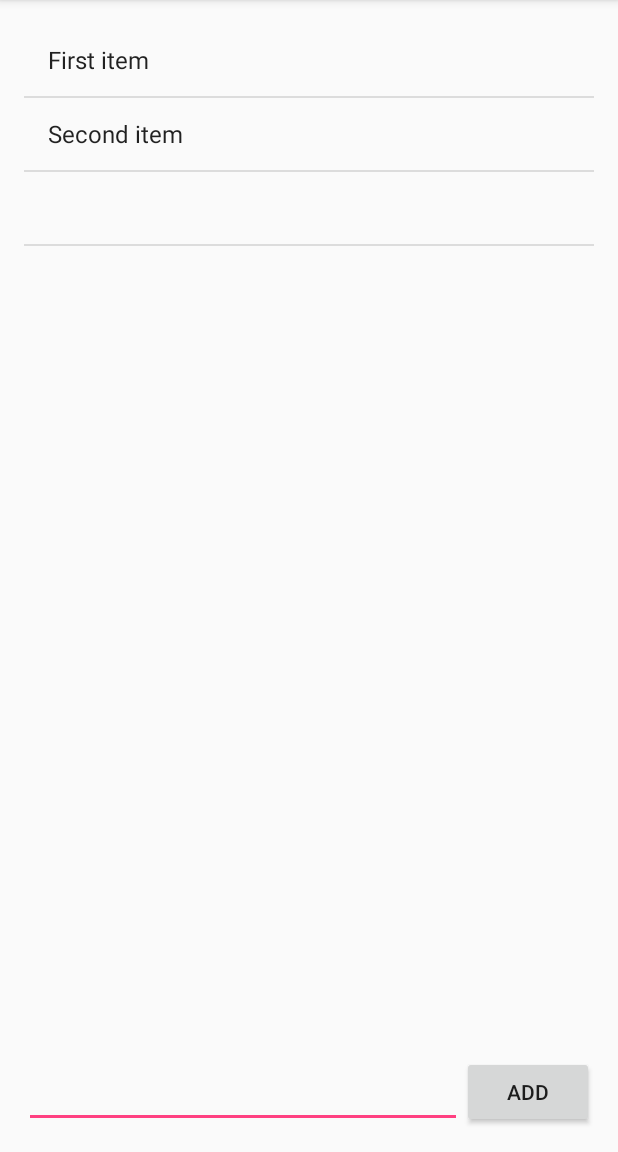
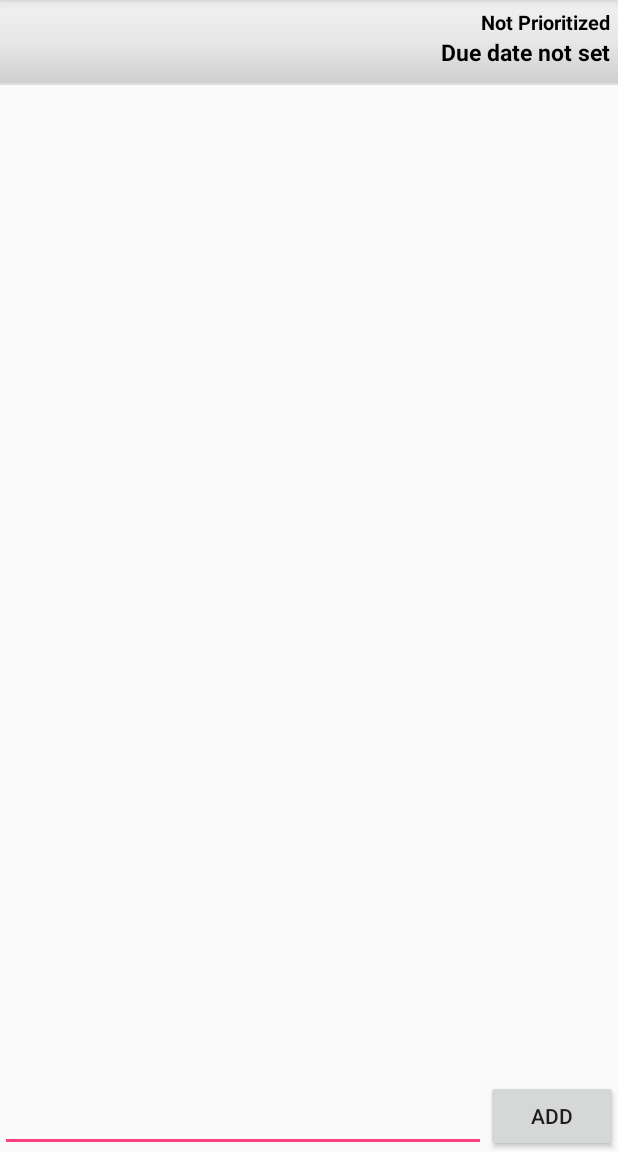
Before and after one commit to nirajpatel2402/Android-Bootcamp-ToDoApp, an Android app: the screen it shows after launch (MainActivity), after a tap on "ADD", on a phone screen of 412 x 824 dp, the part 84-1236 px from its top. Run offline under Robolectric (Android 15) with nearby library versions, the phone set to English and light mode, and no system bars; 1 statement that could not run was skipped.

```diff
--- a/app/build.gradle
+++ b/app/build.gradle
@@ -17,10 +17,14 @@ android {
             proguardFiles getDefaultProguardFile('proguard-android.txt'), 'proguard-rules.pro'
         }
     }
+    compileOptions {
+        sourceCompatibility JavaVersion.VERSION_1_7
+        targetCompatibility JavaVersion.VERSION_1_7
+    }
 }
 
 dependencies {
-    compile fileTree(dir: 'libs', include: ['*.jar'])
+    compile fileTree(include: ['*.jar'], dir: 'libs')
     testCompile 'junit:junit:4.12'
     compile 'com.android.support:appcompat-v7:23.4.0'
     compile 'commons-io:commons-io:2.4'
--- /dev/null
+++ b/app/src/main/java/com/npatel/simpletodoapp/DbHelper.java
@@ -0,0 +1,89 @@
+package com.npatel.simpletodoapp;
+
+import android.content.ContentValues;
+import android.content.Context;
+import android.database.Cursor;
+import android.database.sqlite.SQLiteDatabase;
+import android.database.sqlite.SQLiteOpenHelper;
+
+/**
+ * Created by Niraj on 6/23/2016.
+ */
+public class DbHelper extends SQLiteOpenHelper{
+
+    public static final String DATABASE_NAME = "myTodoDb";
+    public static final int DATABASE_VERSION = 1;
+    public static final String TABLE_TODOS = "toDo";
+    public static final String TODO_ID = "id";
+    public static final String TODO_DUE_DATE = "due_date";
+    public static final String TODO_PRIORITY = "priority";
+    public static final String TODO_NAME = "name";
+
+    public DbHelper(Context context)
+    {
+        super(context, DATABASE_NAME , null, 1);
+    }
+
+    public DbHelper(Context context, String name, SQLiteDatabase.CursorFactory factory, int version) {
+        super(context, name, factory, version);
+    }
+
+    @Override
+    public void onCreate(SQLiteDatabase sqLiteDatabase) {
+        String CREATE_TODOS_TABLE = "CREATE TABLE "+ TABLE_TODOS + "("+TODO_ID+ " INTEGER PRIMARY KEY,"+TODO_NAME+ " TEXT, "+TODO_DUE_DATE+" TEXT, "+TODO_PRIORITY+" TEXT"+")";
+        System.out.println(CREATE_TODOS_TABLE);
+        sqLiteDatabase.execSQL(CREATE_TODOS_TABLE);
+    }
+
+    @Override
+    public void onUpgrade(SQLiteDatabase sqLiteDatabase, int oldVersion, int newVersion) {
+        if (oldVersion != newVersion) {
+            sqLiteDatabase.execSQL("DROP TABLE IF EXISTS " + TABLE_TODOS);
+            onCreate(sqLiteDatabase);
+        }
+    }
+
+    public Cursor readData() {
+        String TODOS_SELECT_QUERY = "SELECT * FROM "+ TABLE_TODOS + " ORDER BY "+TODO_PRIORITY + " ASC";
+        SQLiteDatabase myData = this.getReadableDatabase();
+        Cursor res = myData.rawQuery(TODOS_SELECT_QUERY, null);
+        return res;
+    }
+
+    public boolean writeData(String toDo, String dueDate, String priority) {
+        SQLiteDatabase db = getWritableDatabase();
+        ContentValues cv = new ContentValues();
+        cv.put(TODO_NAME, toDo);
+        cv.put(TODO_DUE_DATE, dueDate);
+        cv.put(TODO_PRIORITY, priority);
+        db.insert(TABLE_TODOS, null, cv);
+        return true;
+    }
+
+    public boolean deleteData(int id) {
+        SQLiteDatabase db = getWritableDatabase();
+        try {
+            db.delete(TABLE_TODOS, "id = ?", new String[] {String.valueOf(id)});
+        } catch (Exception e) {
+            e.printStackTrace();
+            return false;
+        }
+        return true;
+    }
+
+    public boolean updateRecord(int position, String name, String dueDate, String priority) {
+        SQLiteDatabase db = this.getWritableDatabase();
+        ContentValues contentValues = new ContentValues();
+        contentValues.put(DbHelper.TODO_NAME, name);
+        contentValues.put(DbHelper.TODO_DUE_DATE, dueDate);
+        contentValues.put(DbHelper.TODO_PRIORITY, priority);
+
+        try{
+            db.update(TABLE_TODOS, contentValues, "id = ? ", new String[] { Integer.toString(position) } );
+        }catch (Exception e){
+            e.printStackTrace();
+            return false;
+        }
+        return true;
+    }
+}
--- a/app/src/main/java/com/npatel/simpletodoapp/MainActivity.java
+++ b/app/src/main/java/com/npatel/simpletodoapp/MainActivity.java
@@ -1,6 +1,7 @@
 package com.npatel.simpletodoapp;
 
 import android.content.Context;
+import android.database.Cursor;
 import android.support.v7.app.AppCompatActivity;
 import android.os.Bundle;
 
@@ -9,21 +10,20 @@ import android.view.View;
 import android.view.WindowManager;
 import android.view.inputmethod.InputMethodManager;
 import android.widget.AdapterView;
-import android.widget.ArrayAdapter;
 import android.widget.EditText;
 import android.widget.ListView;
 import android.widget.Toast;
 
-import org.apache.commons.io.FileUtils;
+import com.npatel.simpletodoapp.model.ToDoModel;
 
-import java.io.File;
-import java.io.IOException;
 import java.util.ArrayList;
 
 public class MainActivity extends AppCompatActivity implements AdapterView.OnItemLongClickListener {
 
-    ArrayList<String> items;
-    ArrayAdapter<String> itemsAdapter;
+    ArrayList<ToDoModel> items = new ArrayList<ToDoModel>();
+    ToDoAdapter itemsAdapter;
+    private DbHelper dbHelper;
+
     ListView lvitems;
     private final int REQUEST_CODE = 200;
 
@@ -33,25 +33,23 @@ public class MainActivity extends AppCompatActivity implements AdapterView.OnIte
         setContentView(R.layout.activity_main);
         this.getWindow().setSoftInputMode(WindowManager.LayoutParams.SOFT_INPUT_STATE_ALWAYS_HIDDEN);
         lvitems= (ListView) findViewById(R.id.lvTodo);
-        items= new ArrayList<>();
+
+        dbHelper = new DbHelper(this);
 
         readItems();
-        if(items.size()==0){
-            items.add("First item");
-            items.add("Second item");
-        }
+        itemsAdapter = new ToDoAdapter(this, items);
+        lvitems.setAdapter(itemsAdapter);
+        lvitems.invalidate();
 
-
-        itemsAdapter= new ArrayAdapter<String>(this,android.R.layout.simple_list_item_1,items);
-        lvitems.setAdapter(itemsAdapter);
         lvitems.setOnItemLongClickListener(this);
         lvitems.setOnItemClickListener(new AdapterView.OnItemClickListener() {
             @Override
             public void onItemClick(AdapterView<?> parent, View view, int position, long id) {
                 Intent i = new Intent(MainActivity.this, EditItemActivity.class);
-                i.putExtra("position", position);
-                i.putExtra("todoText", items.get(position));
-                System.out.println("hello :"+ items.get(position));
+                i.putExtra("position", items.get(position).getId());
+                i.putExtra("todoText", items.get(position).getName());
+                i.putExtra("dueDate", items.get(position).getDueDate());
+                i.putExtra("priority", items.get(position).getPriority());
                 startActivityForResult(i, REQUEST_CODE );
             }
         });
@@ -60,19 +58,15 @@ public class MainActivity extends AppCompatActivity implements AdapterView.OnIte
     @Override
     protected void onActivityResult(int requestCode, int resultCode, Intent data) {
         super.onActivityResult(requestCode, resultCode, data);
-        String todoText = data.getExtras().getString("todoText");
-        int position = data.getExtras().getInt("position");
-        System.out.println("xyz :"+position);
-        items.set(position, todoText);
+        readItems();
         itemsAdapter.notifyDataSetChanged();
-        writeItems();
-        Toast.makeText(getApplicationContext(), "Item edited", Toast.LENGTH_SHORT).show();
     }
 
     public void onAddItems(View view) {
         EditText editText=(EditText) findViewById(R.id.addText);
         String itemText =editText.getText().toString();
-        itemsAdapter.add(itemText);
+        writeItems(itemText, "Due date not set", "3");
+        readItems();
         editText.setText("");
         InputMethodManager inputManager = (InputMethodManager) getSystemService(Context.INPUT_METHOD_SERVICE);
         inputManager.hideSoftInputFromWindow(getCurrentFocus().getWindowToken(), InputMethodManager.HIDE_NOT_ALWAYS);
@@ -80,30 +74,43 @@ public class MainActivity extends AppCompatActivity implements AdapterView.OnIte
 
     @Override
     public boolean onItemLongClick(AdapterView<?> parent, View view, int position, long id) {
-        items.remove(position);
+        deleteItem(items.get(position).getId());
         itemsAdapter.notifyDataSetChanged();
-        writeItems();
         Toast.makeText(getApplicationContext(), "Item deleted", Toast.LENGTH_SHORT).show();
         return true;
     }
 
-    public void readItems(){
-        File myDir = getFilesDir();
-        File todoFile = new File(myDir, "todo.txt");
-        try{
-            items = new ArrayList<>(FileUtils.readLines(todoFile));
-        }catch (IOException e){
-            e.printStackTrace();
-        }
+    private void deleteItem(int id) {
+        dbHelper.deleteData(id);
+        readItems();
     }
 
-    public void writeItems(){
-        File myDir = getFilesDir();
-        File todoFile = new File(myDir, "todo.txt");
+    public void readItems(){
+        items.clear();
+        Cursor rs = dbHelper.readData();
         try{
-            FileUtils.writeLines(todoFile, items);
-        }catch (IOException e){
+            if(rs.moveToFirst()){
+                do{
+                    ToDoModel td= new ToDoModel(rs.getInt(rs.getColumnIndex(DbHelper.TODO_ID)),rs.getString(rs.getColumnIndex(DbHelper.TODO_NAME)), rs.getString(rs.getColumnIndex(DbHelper.TODO_DUE_DATE)),rs.getString(rs.getColumnIndex(DbHelper.TODO_PRIORITY)));
+                    items.add(td);
+                }while(rs.moveToNext());
+            }
+        }catch (Exception e){
             e.printStackTrace();
+        }finally {
+            if (rs != null && !rs.isClosed()) {
+                rs.close();
+            }
         }
+
+//        if(items.size()==0){
+//            writeItems("write First item");
+//            writeItems("write Second item");
+//            readItems();
+//        }
+
+    }
+    public void writeItems(String toDo, String dueDate, String priority){
+        dbHelper.writeData(toDo, dueDate, priority);
     }
 }
--- /dev/null
+++ b/app/src/main/java/com/npatel/simpletodoapp/ToDoAdapter.java
@@ -0,0 +1,53 @@
+package com.npatel.simpletodoapp;
+
+import android.content.Context;
+import android.graphics.Color;
+import android.view.LayoutInflater;
+import android.view.View;
+import android.view.ViewGroup;
+import android.widget.ArrayAdapter;
+import android.widget.TextView;
+import com.npatel.simpletodoapp.model.ToDoModel;
+import java.util.ArrayList;
+
+public class ToDoAdapter extends ArrayAdapter<ToDoModel>{
+    public ToDoAdapter(Context context, ArrayList<ToDoModel> todos) {
+        super(context, 0, todos);
+    }
+
+    @Override
+    public View getView(int position, View convertView, ViewGroup parent) {
+        ToDoModel todo = getItem(position);
+        if (convertView == null) {
+            convertView = LayoutInflater.from(getContext()).inflate(R.layout.todo_list_item, parent, false);
+        }
+
+        TextView tvId = (TextView) convertView.findViewById(R.id.tvId);
+        TextView tvName = (TextView) convertView.findViewById(R.id.tvTodo);
+        TextView tvDueDate = (TextView) convertView.findViewById(R.id.tvDueDate);
+        TextView tvPriority = (TextView) convertView.findViewById(R.id.priority);
+
+        tvId.setText(String.valueOf(todo.getId()));
+        tvName.setText(todo.getName());
+        tvDueDate.setText(todo.getDueDate());
+        if(todo.getPriority().equals("0")){
+            tvDueDate.setTextColor(Color.RED);
+            tvPriority.setTextColor(Color.RED);
+            tvPriority.setText("High");
+        }else if(todo.getPriority().equals("1")){
+            tvDueDate.setTextColor(Color.parseColor("#cc6600"));
+            tvPriority.setTextColor(Color.parseColor("#cc6600"));
+            tvPriority.setText("Medium");
+        }else if(todo.getPriority().equals("2")){
+            tvDueDate.setTextColor(Color.parseColor("#009933"));
+            tvPriority.setTextColor(Color.parseColor("#009933"));
+            tvPriority.setText("Low");
+        }else{
+            tvDueDate.setTextColor(Color.BLACK);
+            tvPriority.setTextColor(Color.BLACK);
+            tvPriority.setText("Not Prioritized");
+        }
+        notifyDataSetChanged();
+        return convertView;
+    }
+}
--- /dev/null
+++ b/app/src/main/java/com/npatel/simpletodoapp/model/ToDoModel.java
@@ -0,0 +1,50 @@
+package com.npatel.simpletodoapp.model;
+
+public class ToDoModel {
+    private int id;
+    private String name;
+    private String dueDate;
+    private String priority;
+
+    public ToDoModel() {
+    }
+
+    public ToDoModel(int id, String name, String duedate, String pname) {
+        this.id = id;
+        this.name = name;
+        this.dueDate = duedate;
+        this.priority = pname;
+    }
+
+    public String getPriority() {
+        return priority;
+    }
+
+    public void setPriority(String priority) {
+        this.priority = priority;
+    }
+
+    public String getDueDate() {
+        return dueDate;
+    }
+
+    public void setDueDate(String dueDate) {
+        this.dueDate = dueDate;
+    }
+
+    public int getId() {
+        return id;
+    }
+
+    public void setId(int id) {
+        this.id = id;
+    }
+
+    public String getName() {
+        return name;
+    }
+
+    public void setName(String name) {
+        this.name = name;
+    }
+}
--- /dev/null
+++ b/app/src/main/res/drawable/gradient_bg.xml
@@ -0,0 +1,9 @@
+<?xml version="1.0" encoding="utf-8"?>
+<shape xmlns:android="http://schemas.android.com/apk/res/android"
+    android:shape="rectangle">
+    <gradient
+        android:startColor="#f1f1f2"
+        android:centerColor="#e7e7e8"
+        android:endColor="#cfcfcf"
+        android:angle="270" />
+</shape>
--- /dev/null
+++ b/app/src/main/res/drawable/gradient_bg_hover.xml
@@ -0,0 +1,9 @@
+<?xml version="1.0" encoding="utf-8"?>
+<shape xmlns:android="http://schemas.android.com/apk/res/android"
+    android:shape="rectangle">
+    <gradient
+        android:startColor="#18d7e5"
+        android:centerColor="#16cedb"
+        android:endColor="#09adb9"
+        android:angle="270" />
+</shape>
--- /dev/null
+++ b/app/src/main/res/drawable/list_selector.xml
@@ -0,0 +1,13 @@
+<?xml version="1.0" encoding="utf-8"?>
+<selector xmlns:android="http://schemas.android.com/apk/res/android">
+    <!-- Selector style for listrow -->
+    <item
+        android:state_selected="false"
+        android:state_pressed="false"
+        android:drawable="@drawable/gradient_bg" />
+    <item android:state_pressed="true"
+        android:drawable="@drawable/gradient_bg_hover" />
+    <item android:state_selected="true"
+        android:state_pressed="false"
+        android:drawable="@drawable/gradient_bg_hover" />
+</selector>
--- a/app/src/main/res/layout/activity_main.xml
+++ b/app/src/main/res/layout/activity_main.xml
@@ -3,10 +3,6 @@
     xmlns:tools="http://schemas.android.com/tools"
     android:layout_width="match_parent"
     android:layout_height="match_parent"
-    android:paddingBottom="@dimen/activity_vertical_margin"
-    android:paddingLeft="@dimen/activity_horizontal_margin"
-    android:paddingRight="@dimen/activity_horizontal_margin"
-    android:paddingTop="@dimen/activity_vertical_margin"
     tools:context="com.npatel.simpletodoapp.MainActivity">
 
     <Button
--- /dev/null
+++ b/app/src/main/res/layout/todo_list_item.xml
@@ -0,0 +1,56 @@
+<?xml version="1.0" encoding="utf-8"?>
+<RelativeLayout xmlns:android="http://schemas.android.com/apk/res/android"
+    android:layout_width="fill_parent"
+    android:layout_height="wrap_content"
+    android:background="@drawable/list_selector"
+    android:orientation="horizontal"
+    android:padding="5dip" >
+
+    <TextView
+        android:id="@+id/tvTodo"
+        android:layout_width="fill_parent"
+        android:layout_height="wrap_content"
+        android:text="ToDo"
+        android:textColor="#343434"
+        android:textSize="15pt"
+        android:paddingLeft="5pt"
+        android:layout_centerVertical="true"
+        android:layout_alignParentRight="true"
+        android:layout_alignParentEnd="true" />
+    <TextView
+        android:id="@+id/tvId"
+        android:layout_width="wrap_content"
+        android:layout_alignRight="@+id/tvTodo"
+        android:layout_height="wrap_content"
+        android:visibility="invisible"
+        android:textColor="#040404"
+        android:typeface="sans"
+        android:textStyle="bold"
+        android:textSize="10pt"/>
+    <TextView
+        android:id="@+id/tvDueDate"
+        android:layout_width="wrap_content"
+        android:layout_height="wrap_content"
+        android:text="Due Date"
+        android:textColor="#040404"
+        android:typeface="sans"
+        android:textStyle="bold"
+        android:textSize="7pt"
+        android:layout_alignBaseline="@+id/tvTodo"
+        android:layout_alignBottom="@+id/tvTodo"
+        android:layout_alignRight="@+id/tvTodo"
+        android:layout_alignEnd="@+id/tvTodo" />
+
+    <TextView
+        android:layout_width="wrap_content"
+        android:layout_height="wrap_content"
+        android:id="@+id/priority"
+        android:text="High Priority"
+        android:textSize="6pt"
+        android:textColor="#040404"
+        android:typeface="sans"
+        android:textStyle="bold"
+        android:layout_above="@+id/tvDueDate"
+        android:layout_alignParentRight="true"
+        android:layout_alignParentEnd="true" />
+</RelativeLayout>
```
Also changed, not shown: app/src/main/java/com/npatel/simpletodoapp/EditItemActivity.java (+86 -6 lines), app/src/main/res/layout/activity_edit_item.xml (+33 -5 lines).
